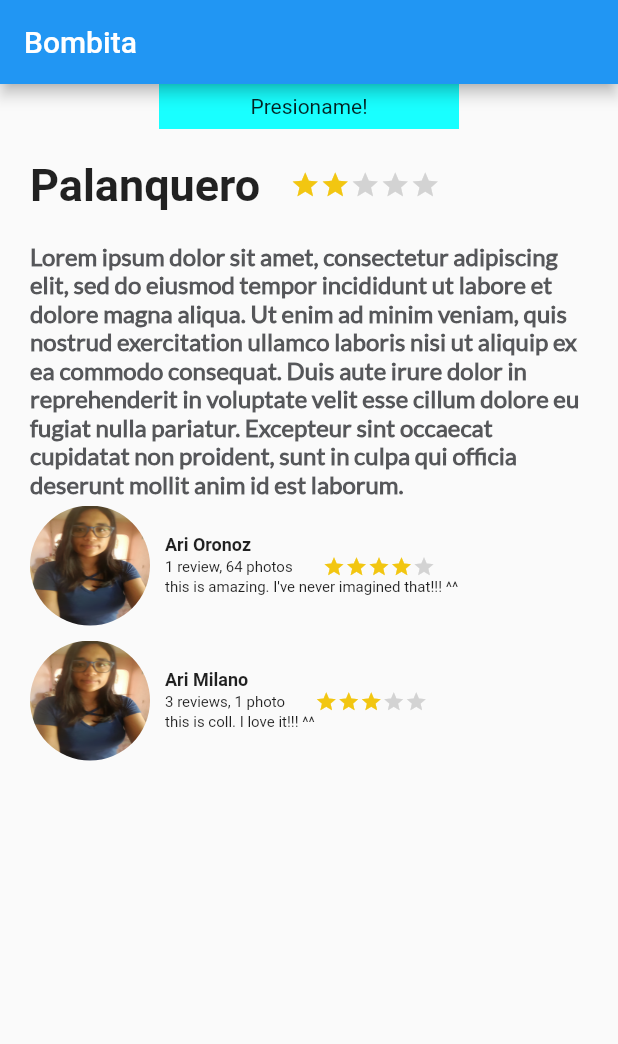
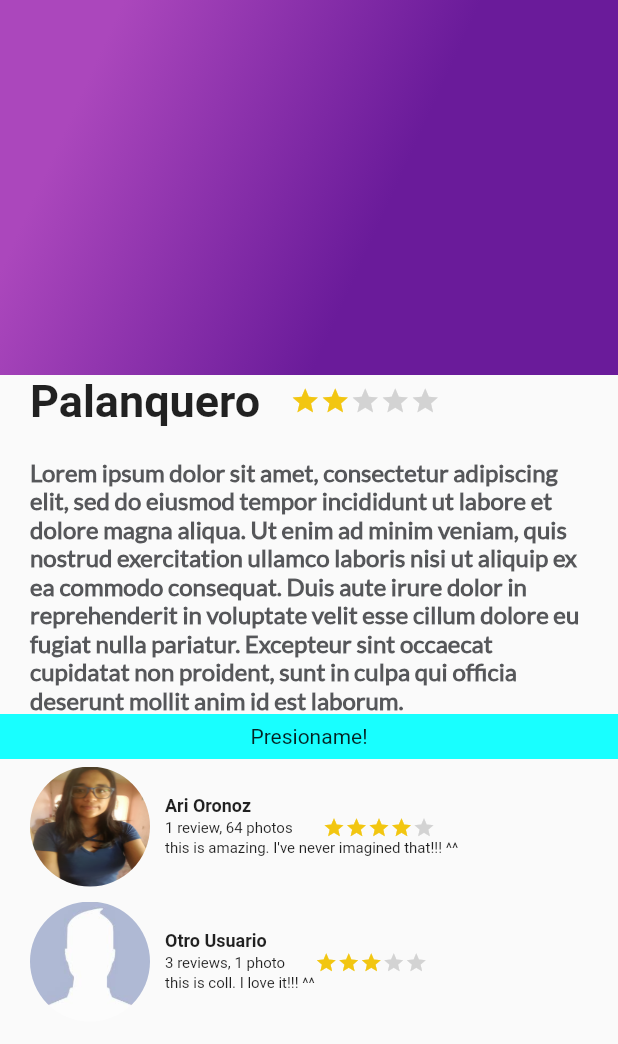
Before and after one commit to makhnnar/flutter_platzi, a Flutter app: the screen it shows after launch, on a phone screen of 412 x 824 dp. Shown: the top 1044 px of the screen. Run offline on Flutter 3.47's test engine with Material 2 defaults, Android fonts, the phone set to English and light mode, and no system bars.

Commit message:
added gradient to view

```diff
--- /dev/null
+++ b/lib/decorations/background_gradient.dart
@@ -0,0 +1,28 @@
+import 'package:flutter/material.dart';
+
+class BackgroundGradient extends StatelessWidget {
+
+  BackgroundGradient({
+    Key key,
+  }) : super(key: key);
+
+  @override
+  Widget build(BuildContext context) {
+    return Container(
+      height: 250.0,
+      decoration: BoxDecoration(
+        gradient: LinearGradient(
+          colors: [
+            Color(0xFFab47bc),
+            Color(0xFF6a1b9a)
+          ],
+          begin: FractionalOffset(0.2, 0.0),
+          end: FractionalOffset(1.0, 0.6),
+          stops: [0.0,0.6],
+          tileMode: TileMode.clamp
+        )
+      ),
+    );
+  }
+
+}
--- a/lib/descriptionPlace/description_place.dart
+++ b/lib/descriptionPlace/description_place.dart
@@ -21,7 +21,7 @@ class DescriptionPlace extends StatelessWidget {
         children:<Widget>[
           Container(
             margin: EdgeInsets.only(
-              top: 20.0,
+              top: 250.0,
               left: 20.0,
               right: 20.0
             ),
--- a/lib/main.dart
+++ b/lib/main.dart
@@ -1,4 +1,5 @@
 import 'package:flutter/material.dart';
+import 'package:flutter_app/decorations/background_gradient.dart';
 import 'package:flutter_app/reviewItemList/review_item_data.dart';
 import 'package:flutter_app/reviewItemList/review_item_list.dart';
 
@@ -26,8 +27,8 @@ class MyApp extends StatelessWidget {
     );
     list.add(
         ReviewItemData(
-            imgAvatar: "assets/img/ari.jpg",
-            fullNameAvatar: "Ari Milano",
+            imgAvatar: "assets/img/avatar.jpeg",
+            fullNameAvatar: "Otro Usuario",
             cantReview: 3,
             cantPhotos: 1,
             likes: 3,
@@ -49,27 +50,27 @@ class MyApp extends StatelessWidget {
           primarySwatch: Colors.blue,
         ),
         home: Scaffold(
-          appBar: AppBar(
-              title: Text('Bombita')
-          ),
-          body: Center(
-              child: Column(
+          body: Stack(
+            children: <Widget>[
+              ListView(
                 children: <Widget>[
-                  PressedButton(
-                    onPressed: _saludar,
-                    title: "Presioname!",
-                  ),
                   DescriptionPlace(
                     namePlace: "Palanquero",
                     stars: 2,
                     description: dummyText,
                   ),
+                  PressedButton(
+                    onPressed: _saludar,
+                    title: "Presioname!",
+                  ),
                   ReviewItemList(
                     reviewItemList: getList(),
                   )
                 ]
-              )
-          ),
+              ),
+              BackgroundGradient(),
+            ],
+          )
         ),
     );
   }
--- a/pubspec.yaml
+++ b/pubspec.yaml
@@ -72,3 +72,4 @@ flutter:
         - asset: fonts/Lato-Regular.ttf
   assets:
     - assets/img/ari.jpg
+    - assets/img/avatar.jpeg
```
Also changed, not shown: assets/img/avatar.jpeg (added).
